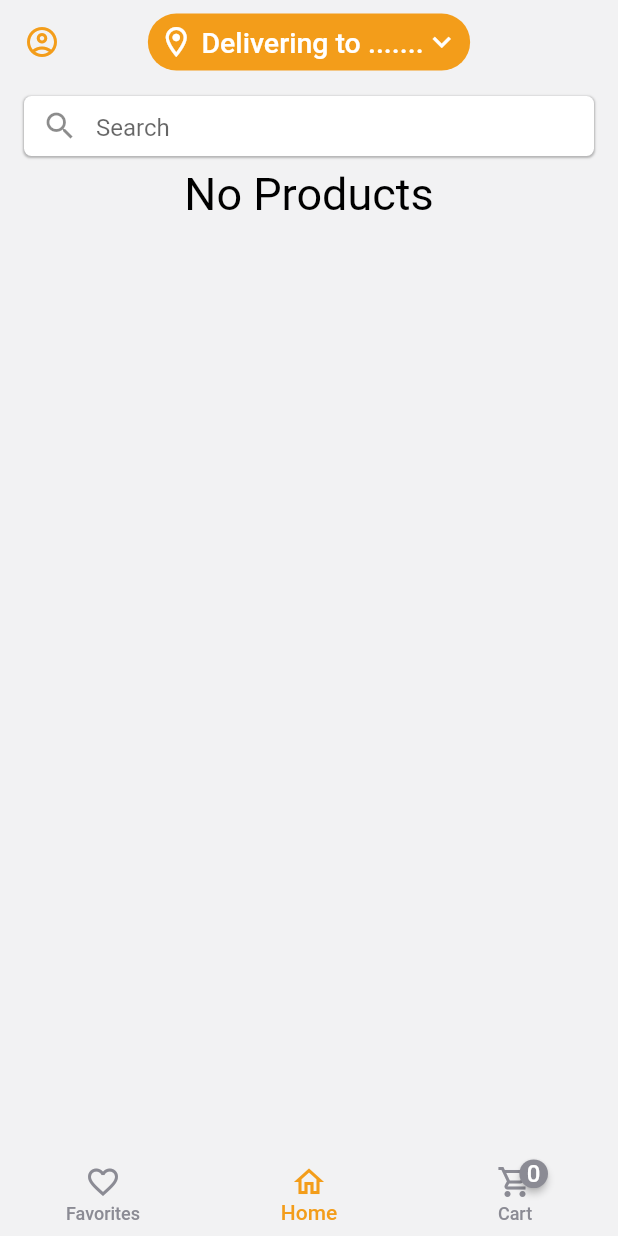
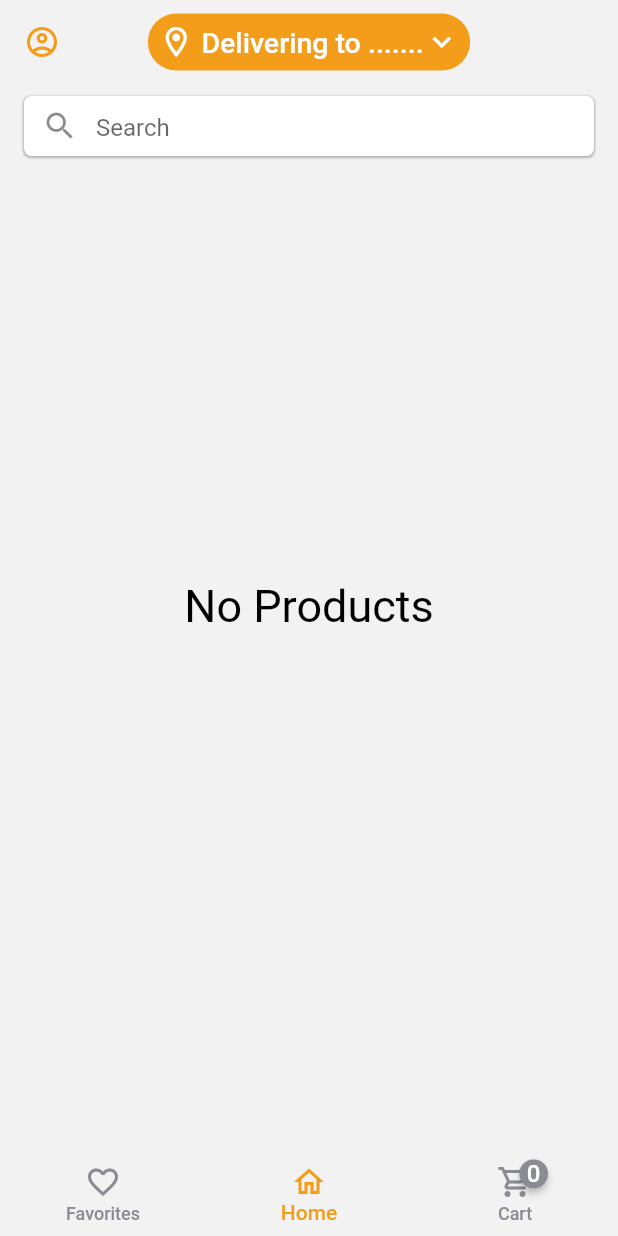
Before and after one commit to bassel27/Store-App, a Flutter app: the screen it shows once a user with an empty profile is signed in, on a phone screen of 412 x 824 dp. Run offline on Flutter 3.47's test engine with Material 2 defaults, Android fonts, the phone set to English and light mode, and no system bars; drawn by our look-alikes of badges; our stand-ins replace auto_size_text, cloud_firestore, email_validator, firebase_auth, firebase_core, freezed_annotation and 4 more; accounts and stored records are empty.

Commit message:
temporarily fix centering EmptyScreenText

```diff
--- a/lib/screens/products_grid_screen.dart
+++ b/lib/screens/products_grid_screen.dart
@@ -140,8 +140,16 @@ class _ScaffoldBody extends StatelessWidget {
                 return ProductGridTile(products[i]);
               },
             )
-            : (showFavoritesOnly
+          : Column(
+              children: [
+                SizedBox(
+                  height: MediaQuery.of(context).size.height / 3,
+                ),
+                (showFavoritesOnly
                     ? const EmptyScreenText("No favorite products")
-                : const EmptyScreenText("No Products")));
+                    : const EmptyScreenText("No Products")),
+              ],
+            ),
+    );
   }
 }
```
Lines whose indentation alone changed are shown as unchanged.
